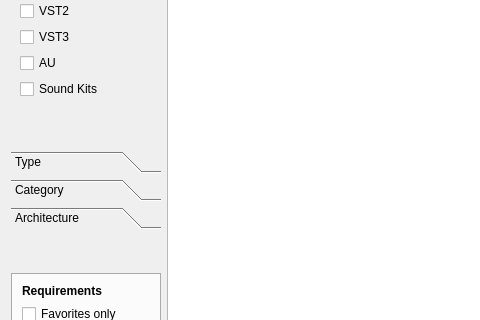
The window that resources/ui/carla_database.ui (falkTX/Carla) describes before a commit, drawn with Qt 5; both pictures show x 0 to 480 and y 179 to 499 of the 1100 by 683 pixel window.
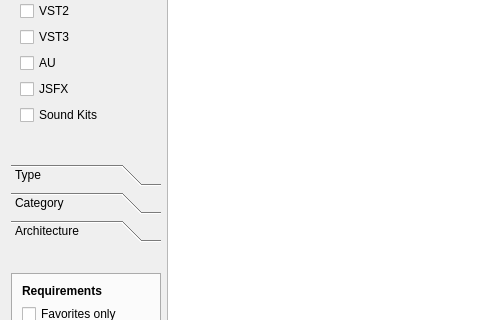
The same window after the commit. Icons and pictures are not drawn.

Commit message: Initial JSFX implementation

```diff
--- a/resources/ui/carla_database.ui
+++ b/resources/ui/carla_database.ui
@@ -692,6 +692,13 @@
          </property>
         </widget>
        </item>
+       <item>
+        <widget class="QCheckBox" name="ch_jsfx">
+         <property name="text">
+          <string>JSFX</string>
+         </property>
+        </widget>
+       </item>
        <item>
         <widget class="QCheckBox" name="ch_kits">
          <property name="text">
```
The commit also changes 36 other files.
